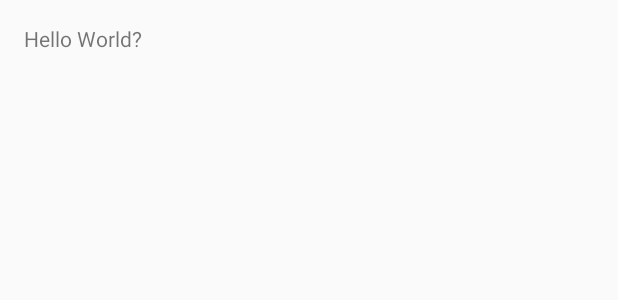
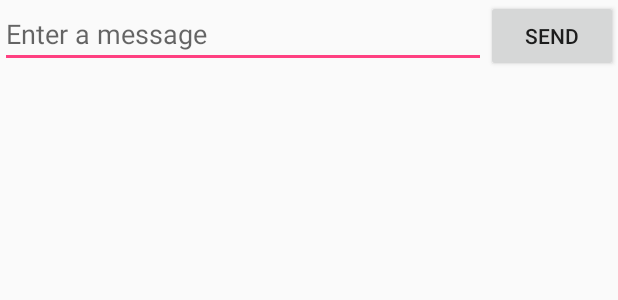
Before and after one commit to saaamxzy/Android_smartshop, an Android app: the layout activity_main.xml on its own in the app's theme, with its tools: preview values and no code run, on a phone screen of 412 x 824 dp. Shown: the top 300 px of the screen. Run offline under Robolectric (Android 15) with nearby library versions, the phone set to English and light mode, and no system bars.

Commit message:
3 activities

```diff
--- a/app/src/main/AndroidManifest.xml
+++ b/app/src/main/AndroidManifest.xml
@@ -36,7 +36,8 @@
 
         <activity
             android:name=".MapsActivity"
-            android:label="@string/title_activity_maps"></activity>
+            android:label="@string/title_activity_maps" />
+        <activity android:name=".OnlineSearchActivity"></activity>
     </application>
 
 </manifest>
--- a/app/src/main/res/layout/activity_main.xml
+++ b/app/src/main/res/layout/activity_main.xml
@@ -1,17 +1,20 @@
 <?xml version="1.0" encoding="utf-8"?>
-<RelativeLayout xmlns:android="http://schemas.android.com/apk/res/android"
+
+<LinearLayout
+    xmlns:android="http://schemas.android.com/apk/res/android"
     xmlns:tools="http://schemas.android.com/tools"
-    android:id="@+id/activity_main"
     android:layout_width="match_parent"
     android:layout_height="match_parent"
-    android:paddingBottom="@dimen/activity_vertical_margin"
-    android:paddingLeft="@dimen/activity_horizontal_margin"
-    android:paddingRight="@dimen/activity_horizontal_margin"
-    android:paddingTop="@dimen/activity_vertical_margin"
-    tools:context="com.group3.smartshop.MainActivity">
-
-    <TextView
+    android:orientation="horizontal">
+    <EditText android:id="@+id/edit_message"
+        android:layout_weight="1"
+        android:layout_width="0dp"
+        android:layout_height="wrap_content"
+        android:hint="@string/edit_message"
+        android:onClick="sendMessage" />
+    <Button
         android:layout_width="wrap_content"
         android:layout_height="wrap_content"
-        android:text="Hello World?" />
-</RelativeLayout>
+        android:text="@string/button_send" />
+
+</LinearLayout>
--- a/app/src/main/res/values/strings.xml
+++ b/app/src/main/res/values/strings.xml
@@ -1,4 +1,6 @@
 <resources>
     <string name="app_name">SmartShop</string>
     <string name="title_activity_maps">Map</string>
+    <string name="edit_message">Enter a message</string>
+    <string name="button_send">Send</string>
 </resources>
```
Also changed, not shown: app/src/main/java/com/group3/smartshop/MainActivity.java (+26 -0 lines), app/src/main/java/com/group3/smartshop/OnlineSearchActivity.java (added, +13 -0 lines), app/src/main/res/layout/activity_online_search.xml (added, +13 -0 lines).
